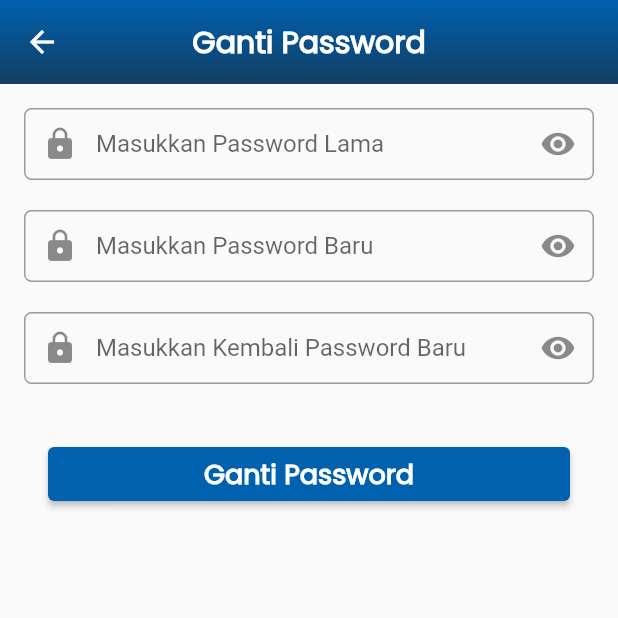
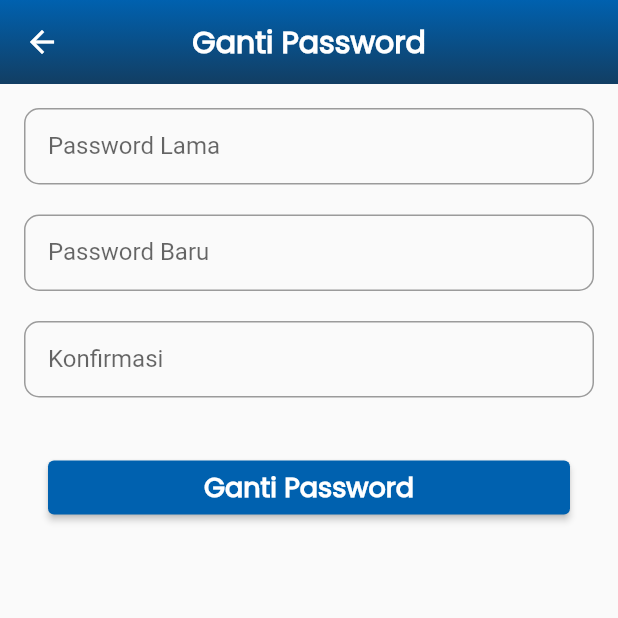
Before and after one commit to bintangfajarr/tubes-provis-kel6, a Flutter app: the BorrowerAccountPage screen opened directly, after a tap on "Ganti Password", on a phone screen of 412 x 824 dp, the top half of it. Run offline on Flutter 3.47's test engine with Material 2 defaults, Android fonts, the light colour scheme and no system bars; our stand-ins replace auto_size_text, dropdown_search, flutter_bloc, image_picker, quickalert, shared_preferences; missing offline and left inert: jwt_decode; accounts and stored records are empty; network calls fail.

Commit message:
ubah password

```diff
--- a/lib/pages/borrower/account/account_borrower.dart
+++ b/lib/pages/borrower/account/account_borrower.dart
@@ -249,42 +249,13 @@ class _BorrowerAccountPageState extends State<BorrowerAccountPage> {
                         Navigator.of(context).push(
                           MaterialPageRoute(
                             builder: (context) {
-                              return ChangePasswordPage();
+                              return BorrowerChangePasswordPage();
                             },
                           ),
                         );
                       },
                       child: Text(
                         "Ganti Password",
-                        style: TextStyle(
-                          fontFamily: 'Poppins',
-                        ),
-                      ),
-                    ),
-                    Divider(
-                      color: Colors.black26,
-                    ),
-                  ],
-                ),
-              ),
-              Padding(
-                padding: const EdgeInsets.only(left: 16, right: 16),
-                child: Column(
-                  crossAxisAlignment: CrossAxisAlignment.start,
-                  children: [
-                    Text(
-                      "Nama Lengkap",
-                      style: TextStyle(
-                          fontFamily: 'Poppins',
-                          fontSize: 18,
-                          fontWeight: FontWeight.bold),
-                    ),
-                    ElevatedButton(
-                      style: ElevatedButton.styleFrom(
-                          backgroundColor: Color.fromRGBO(0, 97, 175, 1)),
-                      onPressed: () {},
-                      child: Text(
-                        "Tambah Bank",
                         style: TextStyle(
                           fontFamily: 'Poppins',
                         ),
--- a/lib/pages/borrower/account/changepw_borrower.dart
+++ b/lib/pages/borrower/account/changepw_borrower.dart
@@ -1,24 +1,85 @@
+import 'dart:convert';
+
 import 'package:flutter/material.dart';
+import 'package:flutter_bloc/flutter_bloc.dart';
+import 'package:http/http.dart' as http;
+import 'package:shared_preferences/shared_preferences.dart';
+import 'package:tubes/classes/auth.dart';
 
-class ChangePasswordPage extends StatefulWidget {
-  const ChangePasswordPage({
-    super.key,
-  });
+class BorrowerChangePasswordPage extends StatefulWidget {
+  const BorrowerChangePasswordPage({super.key});
 
   @override
-  State<ChangePasswordPage> createState() => _ChangePasswordPageState();
+  State<BorrowerChangePasswordPage> createState() =>
+      _BorrowerChangePasswordPageState();
 }
 
-class _ChangePasswordPageState extends State<ChangePasswordPage> {
-  @override
-  Widget build(BuildContext context) {
+class _BorrowerChangePasswordPageState
+    extends State<BorrowerChangePasswordPage> {
   final passwordLama = TextEditingController();
   final passwordBaru = TextEditingController();
   final passwordBaru2 = TextEditingController();
-    bool isHidden = true;
-    bool isHidden2 = true;
-    bool isHidden3 = true;
 
+  Future<void> changePassword(int userId) async {
+    final prefs = await SharedPreferences.getInstance();
+    final token = prefs.getString('token');
+
+    final url = 'http://localhost:8000/update_user/$userId';
+
+    final response = await http.patch(
+      Uri.parse(url),
+      headers: {
+        'Content-Type': 'application/json',
+        'Authorization': 'Bearer $token',
+      },
+      body: jsonEncode({
+        'old_password': passwordLama.text,
+        'new_password': passwordBaru.text,
+        'user_password': passwordBaru2.text,
+      }),
+    );
+
+    if (response.statusCode == 200) {
+      showDialog(
+        context: context,
+        builder: (context) {
+          return AlertDialog(
+            title: Text('Success'),
+            content: Text('Password changed successfully.'),
+            actions: [
+              TextButton(
+                onPressed: () {
+                  Navigator.of(context).pop();
+                },
+                child: Text('OK'),
+              ),
+            ],
+          );
+        },
+      );
+    } else {
+      showDialog(
+        context: context,
+        builder: (context) {
+          return AlertDialog(
+            title: Text('Error'),
+            content: Text('Failed to change password. ${response.body}'),
+            actions: [
+              TextButton(
+                onPressed: () {
+                  Navigator.of(context).pop();
+                },
+                child: Text('OK'),
+              ),
+            ],
+          );
+        },
+      );
+    }
+  }
+
+  @override
+  Widget build(BuildContext context) {
     return Scaffold(
       appBar: AppBar(
         title: Text(
@@ -44,95 +105,111 @@ class _ChangePasswordPageState extends State<ChangePasswordPage> {
           ),
         ),
       ),
-      body: ListView(
+      body: BlocBuilder<UserCubit, UserModel>(
+        builder: (context, user) {
+          return ListView(
             padding: const EdgeInsets.all(16),
             children: [
               TextField(
+                obscureText: true,
                 controller: passwordLama,
-            obscureText: isHidden,
+                keyboardType: TextInputType.name,
                 textInputAction: TextInputAction.next,
                 decoration: InputDecoration(
-                contentPadding:
-                    EdgeInsets.symmetric(horizontal: 10, vertical: 10),
-                prefixIcon: Icon(Icons.lock),
-                suffixIcon: IconButton(
-                    onPressed: () {
-                      if (isHidden == true) {
-                        isHidden = false;
-                      } else {
-                        isHidden = true;
-                      }
-                      setState(() {});
-                    },
-                    icon: Icon(Icons.remove_red_eye)),
+                  contentPadding: EdgeInsets.symmetric(
+                    horizontal: 16,
+                    vertical: 16,
+                  ),
                   hintText: "Masukkan Password Lama",
-                labelText: "Masukkan Password Lama",
-                border:
-                    OutlineInputBorder(borderRadius: BorderRadius.circular(5))),
+                  labelText: "Password Lama",
+                  border: OutlineInputBorder(
+                    borderRadius: BorderRadius.circular(10),
+                    borderSide: BorderSide(
+                      color: Color.fromARGB(255, 0, 97, 175),
+                    ),
+                  ),
+                  focusedBorder: OutlineInputBorder(
+                    borderRadius: BorderRadius.circular(10),
+                    borderSide: BorderSide(
+                      color: Color.fromARGB(255, 0, 97, 175),
+                      width: 2.0,
+                    ),
+                  ),
+                ),
               ),
               SizedBox(
                 height: 20,
               ),
               TextField(
+                obscureText: true,
                 controller: passwordBaru,
-            obscureText: isHidden2,
+                keyboardType: TextInputType.name,
                 textInputAction: TextInputAction.next,
                 decoration: InputDecoration(
-                contentPadding:
-                    EdgeInsets.symmetric(horizontal: 10, vertical: 10),
-                prefixIcon: Icon(Icons.lock),
-                suffixIcon: IconButton(
-                    onPressed: () {
-                      if (isHidden2 == true) {
-                        isHidden2 = false;
-                      } else {
-                        isHidden2 = true;
-                      }
-                      setState(() {});
-                    },
-                    icon: Icon(Icons.remove_red_eye)),
+                  contentPadding: EdgeInsets.symmetric(
+                    horizontal: 16,
+                    vertical: 16,
+                  ),
                   hintText: "Masukkan Password Baru",
-                labelText: "Masukkan Password Baru",
-                border:
-                    OutlineInputBorder(borderRadius: BorderRadius.circular(5))),
+                  labelText: "Password Baru",
+                  border: OutlineInputBorder(
+                    borderRadius: BorderRadius.circular(10),
+                    borderSide: BorderSide(
+                      color: Color.fromARGB(255, 0, 97, 175),
+                    ),
+                  ),
+                  focusedBorder: OutlineInputBorder(
+                    borderRadius: BorderRadius.circular(10),
+                    borderSide: BorderSide(
+                      color: Color.fromARGB(255, 0, 97, 175),
+                      width: 2.0,
+                    ),
+                  ),
+                ),
               ),
               SizedBox(
                 height: 20,
               ),
               TextField(
+                obscureText: true,
                 controller: passwordBaru2,
-            obscureText: isHidden3,
+                keyboardType: TextInputType.name,
                 textInputAction: TextInputAction.next,
                 decoration: InputDecoration(
-                contentPadding:
-                    EdgeInsets.symmetric(horizontal: 10, vertical: 10),
-                prefixIcon: Icon(Icons.lock),
-                suffixIcon: IconButton(
-                    onPressed: () {
-                      if (isHidden == true) {
-                        isHidden = false;
-                      } else {
-                        isHidden = true;
-                      }
-                      setState(() {});
-                    },
-                    icon: Icon(Icons.remove_red_eye)),
-                hintText: "Masukkan Kembali Password Baru",
-                labelText: "Masukkan Kembali Password Baru",
-                border:
-                    OutlineInputBorder(borderRadius: BorderRadius.circular(5))),
+                  contentPadding: EdgeInsets.symmetric(
+                    horizontal: 16,
+                    vertical: 16,
+                  ),
+                  hintText: "Konfirmasi Password Baru",
+                  labelText: "Konfirmasi",
+                  border: OutlineInputBorder(
+                    borderRadius: BorderRadius.circular(10),
+                    borderSide: BorderSide(
+                      color: Color.fromARGB(255, 0, 97, 175),
+                    ),
+                  ),
+                  focusedBorder: OutlineInputBorder(
+                    borderRadius: BorderRadius.circular(10),
+                    borderSide: BorderSide(
+                      color: Color.fromARGB(255, 0, 97, 175),
+                      width: 2.0,
+                    ),
+                  ),
+                ),
               ),
               SizedBox(
                 height: 20,
               ),
               Padding(
-            padding:
-                const EdgeInsets.only(left: 16, right: 16, top: 16, bottom: 16),
+                padding: const EdgeInsets.only(
+                    left: 16, right: 16, top: 16, bottom: 16),
                 child: ElevatedButton(
                   style: ElevatedButton.styleFrom(
                     backgroundColor: Color.fromARGB(255, 0, 97, 175),
                   ),
-              onPressed: () {},
+                  onPressed: () {
+                    changePassword(user.user_id);
+                  },
                   child: const Text(
                     "Ganti Password",
                     style: TextStyle(
@@ -144,6 +221,8 @@ class _ChangePasswordPageState extends State<ChangePasswordPage> {
                 ),
               ),
             ],
+          );
+        },
       ),
     );
   }
--- a/lib/pages/investor/account/changepw_investor.dart
+++ b/lib/pages/investor/account/changepw_investor.dart
@@ -7,9 +7,7 @@ import 'package:shared_preferences/shared_preferences.dart';
 import 'package:tubes/classes/auth.dart';
 
 class InvestorChangePasswordPage extends StatefulWidget {
-  const InvestorChangePasswordPage({
-    super.key,
-  });
+  const InvestorChangePasswordPage({super.key});
 
   @override
   State<InvestorChangePasswordPage> createState() =>
@@ -37,7 +35,7 @@ class _InvestorChangePasswordPageState
       body: jsonEncode({
         'old_password': passwordLama.text,
         'new_password': passwordBaru.text,
-        'confirm_password': passwordBaru2.text,
+        'user_password': passwordBaru2.text,
       }),
     );
 
@@ -65,7 +63,7 @@ class _InvestorChangePasswordPageState
         builder: (context) {
           return AlertDialog(
             title: Text('Error'),
-            content: Text('Failed to change password.'),
+            content: Text('Failed to change password. ${response.body}'),
             actions: [
               TextButton(
                 onPressed: () {
```
Also changed, not shown: lib/pages/investor/portofolio/portofolio_investor.dart (+20 -19 lines), 2 other files. Lines whose indentation alone changed are shown as unchanged.
